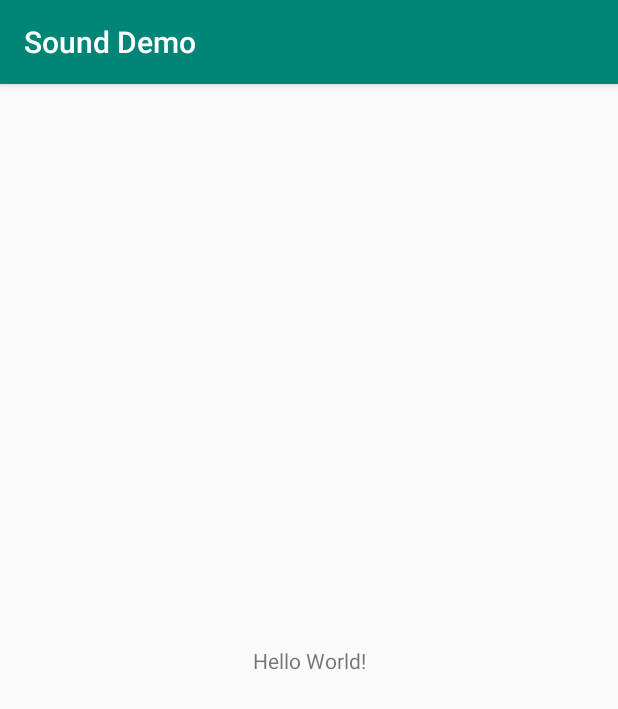
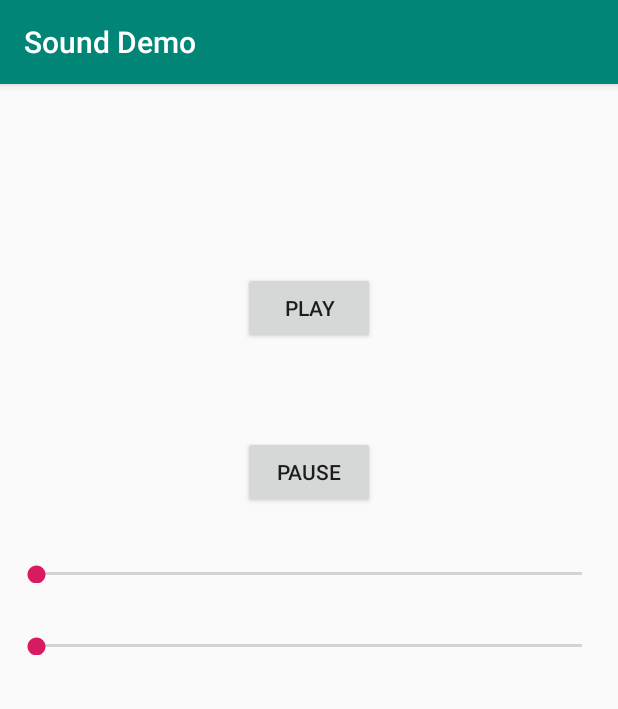
Before and after one commit to Virjanand/AndroidSoundDemo, an Android app: the screen it shows after launch (MainActivity), on a phone screen of 412 x 824 dp. Shown: the top 709 px of the screen. Run offline under Robolectric (Android 15) with nearby library versions, the phone set to English and light mode, and no system bars.

Commit message:
Added buttons to play and pause, added seekbars for volume and scrub

```diff
--- a/app/src/main/AndroidManifest.xml
+++ b/app/src/main/AndroidManifest.xml
@@ -1,6 +1,6 @@
 <?xml version="1.0" encoding="utf-8"?>
 <manifest xmlns:android="http://schemas.android.com/apk/res/android"
-    package="com.virjanand.sounddemo" >
+    package="com.virjanand.sounddemo">
 
     <application
         android:allowBackup="true"
@@ -8,8 +8,8 @@
         android:label="@string/app_name"
         android:roundIcon="@mipmap/ic_launcher_round"
         android:supportsRtl="true"
-        android:theme="@style/AppTheme" >
-        <activity android:name=".MainActivity" >
+        android:theme="@style/AppTheme">
+        <activity android:name=".MainActivity">
             <intent-filter>
                 <action android:name="android.intent.action.MAIN" />
 
--- a/app/src/main/java/com/virjanand/sounddemo/MainActivity.java
+++ b/app/src/main/java/com/virjanand/sounddemo/MainActivity.java
@@ -1,13 +1,88 @@
 package com.virjanand.sounddemo;
 
+import android.media.AudioManager;
+import android.media.MediaPlayer;
 import android.support.v7.app.AppCompatActivity;
 import android.os.Bundle;
+import android.util.Log;
+import android.view.View;
+import android.widget.SeekBar;
+
+import java.util.Timer;
+import java.util.TimerTask;
 
 public class MainActivity extends AppCompatActivity {
+
+    private MediaPlayer mediaPlayer;
+    AudioManager audioManager;
+
+    public void play(View view) {
+        mediaPlayer.start();
+    }
+
+    public void pause(View view) {
+        mediaPlayer.pause();
+    }
 
     @Override
     protected void onCreate(Bundle savedInstanceState) {
         super.onCreate(savedInstanceState);
         setContentView(R.layout.activity_main);
+
+        audioManager = (AudioManager) getSystemService(AUDIO_SERVICE);
+
+        int maxVolume = audioManager.getStreamMaxVolume(AudioManager.STREAM_MUSIC);
+        int currentVolume = audioManager.getStreamVolume(AudioManager.STREAM_MUSIC);
+
+        mediaPlayer = MediaPlayer.create(this, R.raw.marbles);
+
+        SeekBar volumeControl = (SeekBar) findViewById(R.id.volumeSeekBar);
+
+        volumeControl.setMax(maxVolume);
+        volumeControl.setProgress(currentVolume);
+
+        volumeControl.setOnSeekBarChangeListener(new SeekBar.OnSeekBarChangeListener() {
+            @Override
+            public void onProgressChanged(SeekBar seekBar, int progress, boolean fromUser) {
+                audioManager.setStreamVolume(AudioManager.STREAM_MUSIC, progress, 0);
+            }
+
+            @Override
+            public void onStartTrackingTouch(SeekBar seekBar) {
+
+            }
+
+            @Override
+            public void onStopTrackingTouch(SeekBar seekBar) {
+
+            }
+        });
+
+        final SeekBar scrubControl = (SeekBar) findViewById(R.id.scrubSeekBar);
+        scrubControl.setMax(mediaPlayer.getDuration());
+
+        scrubControl.setOnSeekBarChangeListener(new SeekBar.OnSeekBarChangeListener() {
+            @Override
+            public void onProgressChanged(SeekBar seekBar, int progress, boolean fromUser) {
+                mediaPlayer.seekTo(progress);
+            }
+
+            @Override
+            public void onStartTrackingTouch(SeekBar seekBar) {
+
+            }
+
+            @Override
+            public void onStopTrackingTouch(SeekBar seekBar) {
+
+            }
+        });
+
+        new Timer().scheduleAtFixedRate(new TimerTask() {
+            @Override
+            public void run() {
+                scrubControl.setProgress(mediaPlayer.getCurrentPosition());
+            }
+        }, 0, 100);
     }
 }
--- a/app/src/main/res/layout/activity_main.xml
+++ b/app/src/main/res/layout/activity_main.xml
@@ -1,19 +1,64 @@
 <?xml version="1.0" encoding="utf-8"?>
-<android.support.constraint.ConstraintLayout
-    xmlns:android="http://schemas.android.com/apk/res/android"
+<android.support.constraint.ConstraintLayout xmlns:android="http://schemas.android.com/apk/res/android"
+    xmlns:app="http://schemas.android.com/apk/res-auto"
     xmlns:tools="http://schemas.android.com/tools"
-    xmlns:app="http://schemas.android.com/apk/res-auto"
     android:layout_width="match_parent"
     android:layout_height="match_parent"
     tools:context=".MainActivity">
 
-    <TextView
+    <Button
+        android:id="@+id/button"
         android:layout_width="wrap_content"
         android:layout_height="wrap_content"
-        android:text="Hello World!"
-        app:layout_constraintBottom_toBottomOf="parent"
-        app:layout_constraintLeft_toLeftOf="parent"
-        app:layout_constraintRight_toRightOf="parent"
+        android:layout_marginStart="161dp"
+        android:layout_marginLeft="161dp"
+        android:layout_marginTop="125dp"
+        android:layout_marginEnd="162dp"
+        android:layout_marginRight="162dp"
+        android:onClick="play"
+        android:text="Play"
+        app:layout_constraintEnd_toEndOf="parent"
+        app:layout_constraintStart_toStartOf="parent"
         app:layout_constraintTop_toTopOf="parent" />
 
+    <Button
+        android:id="@+id/button2"
+        android:layout_width="wrap_content"
+        android:layout_height="wrap_content"
+        android:layout_marginStart="162dp"
+        android:layout_marginLeft="162dp"
+        android:layout_marginTop="61dp"
+        android:layout_marginEnd="162dp"
+        android:layout_marginRight="162dp"
+        android:onClick="pause"
+        android:text="Pause"
+        app:layout_constraintEnd_toEndOf="parent"
+        app:layout_constraintStart_toStartOf="parent"
+        app:layout_constraintTop_toBottomOf="@+id/button" />
+
+    <SeekBar
+        android:id="@+id/volumeSeekBar"
+        android:layout_width="0dp"
+        android:layout_height="12dp"
+        android:layout_marginStart="8dp"
+        android:layout_marginLeft="8dp"
+        android:layout_marginTop="38dp"
+        android:layout_marginEnd="8dp"
+        android:layout_marginRight="8dp"
+        app:layout_constraintEnd_toEndOf="parent"
+        app:layout_constraintStart_toStartOf="parent"
+        app:layout_constraintTop_toBottomOf="@+id/button2" />
+
+    <SeekBar
+        android:id="@+id/scrubSeekBar"
+        android:layout_width="0dp"
+        android:layout_height="12dp"
+        android:layout_marginStart="8dp"
+        android:layout_marginLeft="8dp"
+        android:layout_marginTop="86dp"
+        android:layout_marginEnd="8dp"
+        android:layout_marginRight="8dp"
+        app:layout_constraintEnd_toEndOf="parent"
+        app:layout_constraintStart_toStartOf="parent"
+        app:layout_constraintTop_toBottomOf="@+id/button2" />
 </android.support.constraint.ConstraintLayout>
--- a/app/src/main/res/mipmap-anydpi-v26/ic_launcher.xml
+++ b/app/src/main/res/mipmap-anydpi-v26/ic_launcher.xml
@@ -1,5 +1,5 @@
 <?xml version="1.0" encoding="utf-8"?>
 <adaptive-icon xmlns:android="http://schemas.android.com/apk/res/android">
-    <background android:drawable="@drawable/ic_launcher_background"/>
-    <foreground android:drawable="@drawable/ic_launcher_foreground"/>
+    <background android:drawable="@drawable/ic_launcher_background" />
+    <foreground android:drawable="@drawable/ic_launcher_foreground" />
 </adaptive-icon>
--- a/app/src/main/res/mipmap-anydpi-v26/ic_launcher_round.xml
+++ b/app/src/main/res/mipmap-anydpi-v26/ic_launcher_round.xml
@@ -1,5 +1,5 @@
 <?xml version="1.0" encoding="utf-8"?>
 <adaptive-icon xmlns:android="http://schemas.android.com/apk/res/android">
-    <background android:drawable="@drawable/ic_launcher_background"/>
-    <foreground android:drawable="@drawable/ic_launcher_foreground"/>
+    <background android:drawable="@drawable/ic_launcher_background" />
+    <foreground android:drawable="@drawable/ic_launcher_foreground" />
 </adaptive-icon>
--- a/gradle.properties
+++ b/gradle.properties
@@ -1,16 +1,12 @@
 # Project-wide Gradle settings.
-
 # IDE (e.g. Android Studio) users:
 # Gradle settings configured through the IDE *will override*
 # any settings specified in this file.
-
 # For more details on how to configure your build environment visit
 # http://www.gradle.org/docs/current/userguide/build_environment.html
-
 # Specifies the JVM arguments used for the daemon process.
 # The setting is particularly useful for tweaking memory settings.
 org.gradle.jvmargs=-Xmx1536m
-
 # When configured, Gradle will run in incubating parallel mode.
 # This option should only be used with decoupled projects. More details, visit
 # http://www.gradle.org/docs/current/userguide/multi_project_builds.html#sec:decoupled_projects
```
Also changed, not shown: app/src/main/res/drawable-v24/ic_launcher_foreground.xml (+6 -6 lines), app/src/main/res/drawable/ic_launcher_background.xml (+166 -70 lines).
